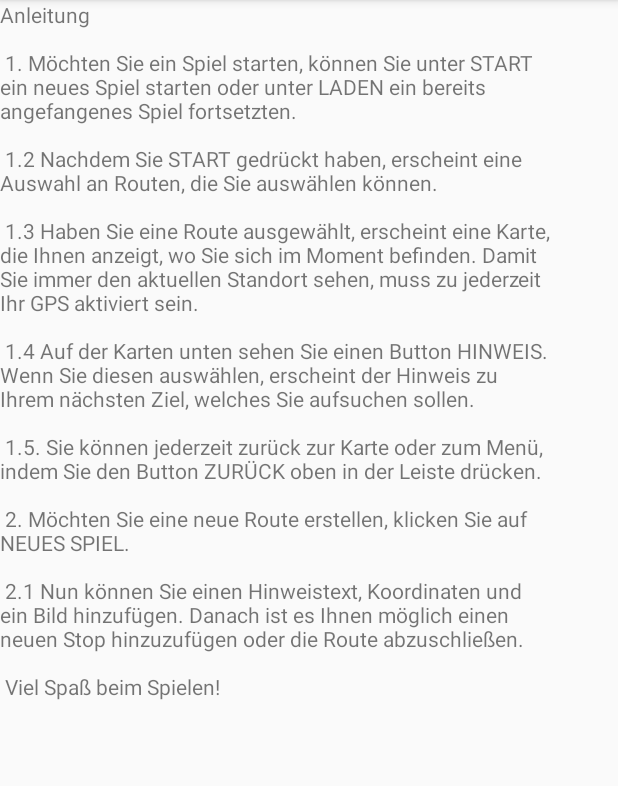
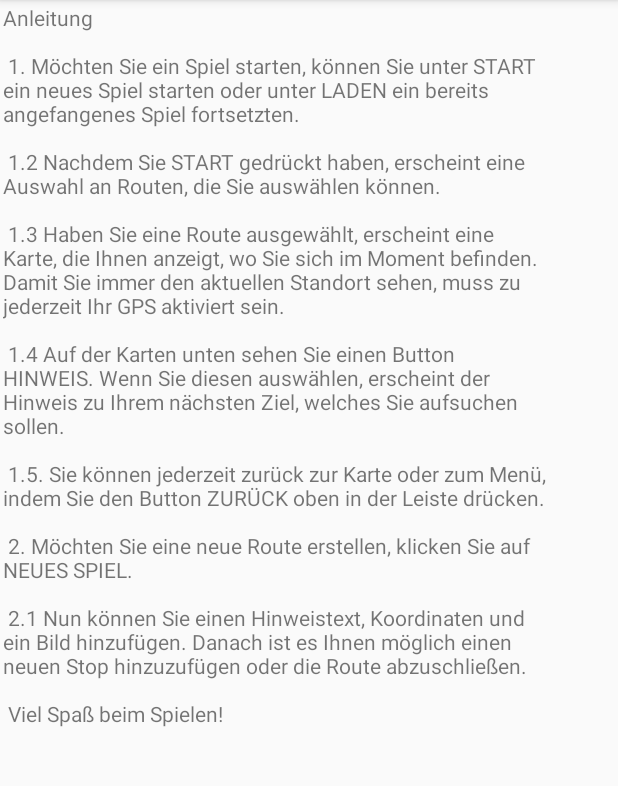
Before and after one commit to leifii/Schnitzeljagd, an Android app: the AnleitungActivity screen opened directly, with no data from a screen before it, on a phone screen of 412 x 824 dp, the part 84-870 px from its top. Run offline under Robolectric (Android 15) with nearby library versions, the phone set to English and light mode, and no system bars.

Commit message:
Merge branch 'master' of https://github.com/leifii/Schnitzeljagd
# Conflicts:
#	app/src/main/AndroidManifest.xml

```diff
--- a/app/src/main/res/layout/activity_anleitung.xml
+++ b/app/src/main/res/layout/activity_anleitung.xml
@@ -12,7 +12,8 @@
         android:layout_height="495dp"
         android:text="@string/anleitung"
         tools:layout_editor_absoluteX="8dp"
-        tools:layout_editor_absoluteY="8dp" />
+        tools:layout_editor_absoluteY="8dp"
+        android:padding="2dp"/>
 
 
 </android.support.constraint.ConstraintLayout>
```
